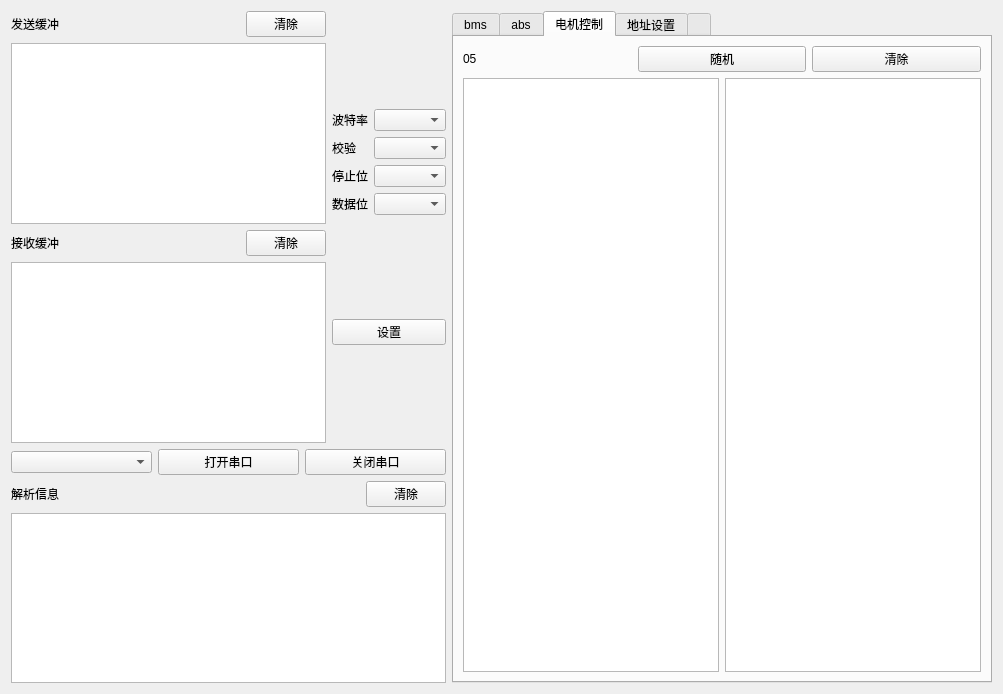
Above: serial_window1.ui from wangdefa114514/modbus-bluetooth-4g before the change. Below: the same form after it.
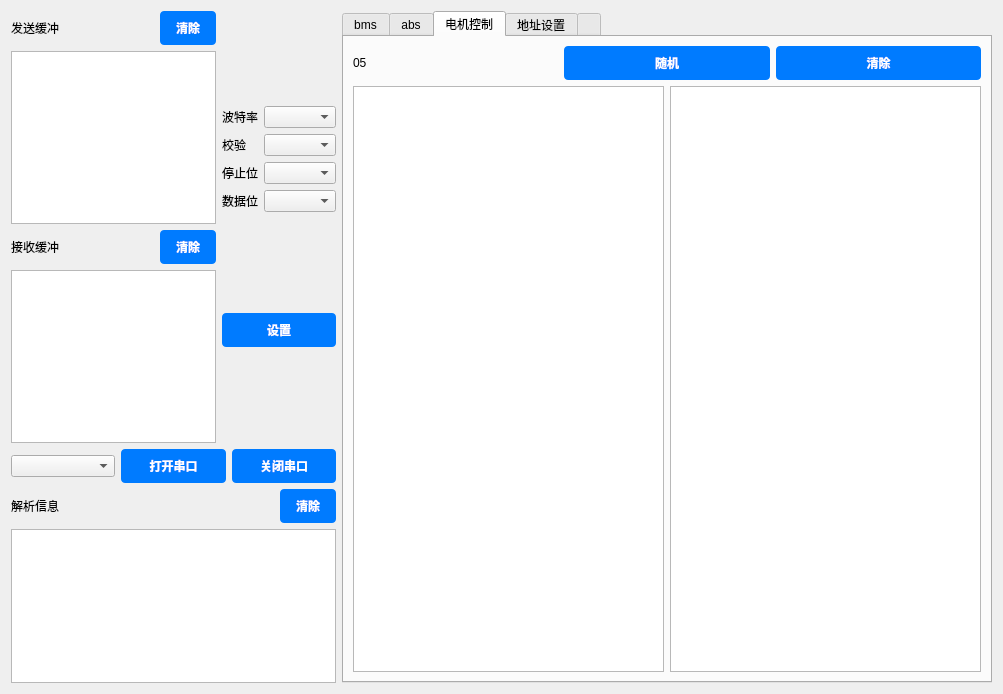
That is the form after the change.

What changed in the file:
```diff
--- a/serial_window1.ui
+++ b/serial_window1.ui
@@ -11,11 +11,54 @@
    </rect>
   </property>
   <property name="windowTitle">
-   <string>Form</string>
+   <string>从机</string>
+  </property>
+  <property name="styleSheet">
+   <string notr="true">
+
+/* 设置表格行高亮颜色 */
+QTableWidget::item:selected {
+    background-color: #007bff;
+    color: white;
+}
+
+/* 设置表格标题样式 */
+QHeaderView::section {
+    background-color: #f0f0f0;
+    border: 1px solid #ebebeb;
+    padding: 5px;
+    font-weight: bold;
+}
+
+
+
+/* 鼠标悬停时改变单元格颜色 */
+QTableWidget::item:hover {
+    background-color: #e0e0e0;
+}
+
+/* 设置按钮样式 */
+QPushButton {
+    background-color: #007bff;
+    color: white;
+    border: none;
+    padding: 8px 16px;
+    text-align: center;
+    font-weight: bold;
+    border-radius: 4px;
+}
+
+QPushButton:hover {
+    background-color: #0062cc;
+}
+
+QPushButton:pressed {
+    background-color: #005cb5;
+}</string>
   </property>
   <layout class="QHBoxLayout" name="horizontalLayout_10">
    <item>
-    <layout class="QHBoxLayout" name="horizontalLayout_9">
+    <layout class="QHBoxLayout" name="horizontalLayout_9" stretch="1,2">
      <item>
       <layout class="QVBoxLayout" name="verticalLayout_12">
        <item>
```
